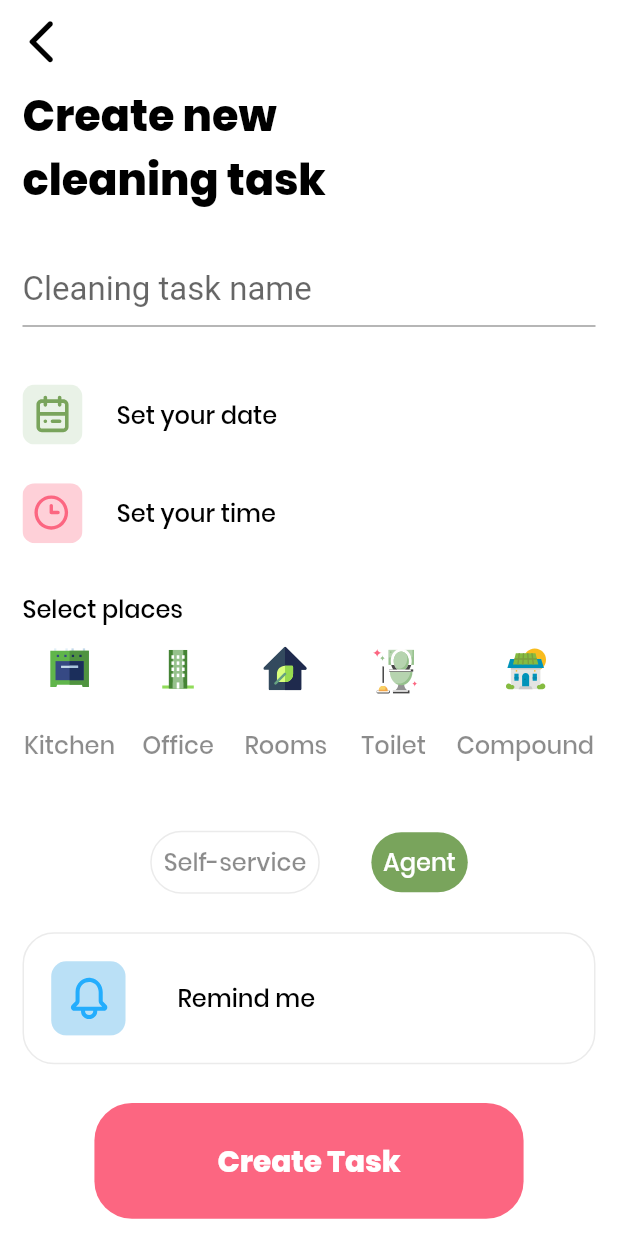
After one commit to teamexceptos/clean-culture-project, a Flutter app: the CreateCleaningActivity screen opened directly, on a phone screen of 412 x 824 dp. The commit adds this screen. Run offline on Flutter 3.47's test engine with Material 2 defaults, Android fonts, the phone set to English and light mode, and no system bars; our stand-ins replace connectivity, flutter_calendar_carousel, flutter_svg, permission_handler; missing offline and left inert: geolocation, page_view_indicator.

Commit message:
ui and assets update, create cleaning task screen added.

```diff
--- a/lib/presentation/screens/home/calendar_screen.dart
+++ b/lib/presentation/screens/home/calendar_screen.dart
@@ -1,8 +1,10 @@
+import 'package:cleancul/presentation/screens/others/create_cleaning_activity.dart';
 import 'package:cleancul/presentation/views/calendar_schedule_view.dart';
 import 'package:cleancul/presentation/widgets/texts.dart';
 import 'package:cleancul/presentation/widgets/x_margin.dart';
 import 'package:cleancul/presentation/widgets/y_margin.dart';
 import 'package:cleancul/utils/assets.dart';
+import 'package:cleancul/utils/navigator.dart';
 import 'package:cleancul/utils/size_config.dart';
 import 'package:flutter/material.dart';
 import 'package:flutter_calendar_carousel/flutter_calendar_carousel.dart' show CalendarCarousel;
@@ -192,7 +194,7 @@ class _CalendarScreenState extends State<CalendarScreen> {
     return new Scaffold(
       floatingActionButton: new FloatingActionButton(
         onPressed: () {
-
+          navigate(context, CreateCleaningActivity());
         },
         child: Icon(
           Icons.add,
--- /dev/null
+++ b/lib/presentation/screens/others/create_cleaning_activity.dart
@@ -0,0 +1,217 @@
+import 'package:cleancul/presentation/screens/onboarding/onboarding_screen.dart';
+import 'package:cleancul/presentation/widgets/button.dart';
+import 'package:cleancul/presentation/widgets/texts.dart';
+import 'package:cleancul/presentation/widgets/x_margin.dart';
+import 'package:cleancul/presentation/widgets/y_margin.dart';
+import 'package:cleancul/utils/assets.dart';
+import 'package:cleancul/utils/navigator.dart';
+import 'package:cleancul/utils/size_config.dart';
+import 'package:flutter/material.dart';
+
+class CreateCleaningActivity extends StatefulWidget {
+  @override
+  _WelcomeScreenState createState() => _WelcomeScreenState();
+}
+
+class _WelcomeScreenState extends State<CreateCleaningActivity> {
+
+  static BoxDecoration solidCont(BuildContext context) => BoxDecoration(
+      color: Theme.of(context).primaryColor,
+      borderRadius: BorderRadius.circular(25.0));
+
+  static BoxDecoration outlinedCont = BoxDecoration(
+      borderRadius: BorderRadius.circular(21),
+      border: Border.all(color: Colors.black.withOpacity(0.08)));
+
+  @override
+  Widget build(BuildContext context) {
+
+    final ThemeData themeData = Theme.of(context);
+    final myController = TextEditingController();
+
+    return Scaffold(
+      appBar: AppBar(
+        elevation: 0,
+        backgroundColor: Colors.white,
+        leading: IconButton(
+            icon: Icon(Icons.arrow_back_ios_rounded, color: Colors.black, size: 35,),
+            onPressed: () {
+              popView(context);
+            }
+        ),
+      ),
+      backgroundColor: Colors.white,
+      body: SingleChildScrollView(
+        child: Container(
+          height: SizeConfig.screenHeightDp,
+          width: SizeConfig.screenWidthDp,
+          child: Padding(
+            padding: const EdgeInsets.symmetric(horizontal: 15),
+            child: Column(
+              crossAxisAlignment: CrossAxisAlignment.start,
+              children: [
+
+                SizedBox(
+                    width: SizeConfig.screenWidthDp - 150,
+                    child: TitleText(text: 'Create new cleaning task', maxLines: 2,)
+                ),
+
+                YMargin(20.0),
+
+                TextFormField(
+                  decoration: InputDecoration(
+                      hintText: 'Cleaning task name',
+                      hintStyle: TextStyle(fontSize: 22)
+                  ),
+                ),
+
+                YMargin(30),
+
+                Row(children: [
+
+                  Container(
+                    height: 40,
+                      width: 40,
+                      child: MkImageAssets.set_date_icon),
+
+                  XMargin(20),
+
+                  NormalText(text: 'Set your date', fontSize: 14,)
+
+                ],),
+
+                YMargin(20),
+
+                Row(children: [
+
+                  Container(
+                      height: 40,
+                      width: 40,
+                      child: MkImageAssets.set_time_icon),
+
+                  XMargin(20),
+
+                  NormalText(text: 'Set your time', fontSize: 14,)
+
+                ],),
+
+                YMargin(25.0),
+
+                NormalText(text: 'Select places', fontSize: 14,),
+
+                YMargin(5.0),
+
+                Row(
+                  mainAxisAlignment: MainAxisAlignment.spaceAround,
+                  children: [
+                  Column(children:[
+                    Container(
+                        height: 60,
+                        width: 60,
+                        child: MkImageAssets.clean_kitchen_icon),
+                    NormalText(text: 'Kitchen', fontSize: 14, textColor: Colors.black45),
+                  ]),
+
+                  XMargin(7),
+
+                  Column(children:[
+                    Container(
+                        height: 60,
+                        width: 60,
+                        child: MkImageAssets.clean_office_icon),
+                    NormalText(text: 'Office', fontSize: 14, textColor: Colors.black45,),
+                  ]),
+
+                    XMargin(7),
+
+                  Column(children:[
+                    Container(
+                        height: 60,
+                        width: 60,
+                        child: MkImageAssets.clean_room_icon),
+                    NormalText(text: 'Rooms', fontSize: 14, textColor: Colors.black45),
+                  ]),
+
+                    XMargin(7),
+
+                  Column(children:[
+                    Container(
+                        height: 60,
+                        width: 60,
+                        child: MkImageAssets.clean_rest_room_icon),
+                    NormalText(text: 'Toilet', fontSize: 14, textColor: Colors.black45),
+                  ]),
+
+                    XMargin(7),
+
+                  Column(children:[
+                    Container(
+                        height: 60,
+                        width: 60,
+                        child: MkImageAssets.clean_compound_icon),
+                    NormalText(text: 'Compound', fontSize: 14, textColor: Colors.black45),
+                  ]),
+                ],),
+
+                YMargin(35.0),
+
+                Row(
+                  mainAxisAlignment: MainAxisAlignment.center,
+                  children: [
+
+                    Container(
+                      decoration: outlinedCont,
+                        child: Padding(
+                          padding: const EdgeInsets.all(8.0),
+                          child: NormalText(text: 'Self-service', fontSize: 14, textColor: Colors.black45),
+                        )),
+
+                    XMargin(30),
+
+                    Container(
+                      decoration: solidCont(context),
+                        child: Padding(
+                          padding: const EdgeInsets.all(8.0),
+                          child: NormalText(text: 'Agent', fontSize: 14, textColor: Colors.white),
+                        )),
+
+                ],),
+
+                YMargin(20.0),
+
+                Container(
+                  decoration: outlinedCont,
+                  child: Padding(
+                    padding: const EdgeInsets.all(18.0),
+                    child: Row(children: [
+                      Container(
+                        height: 50,
+                          width: 50,
+                          child: MkImageAssets.set_reminder_icon),
+                      XMargin(30),
+                      NormalText(text: 'Remind me', fontSize: 14,),
+                    ],),
+                  ),
+                ),
+
+                YMargin(20.0),
+
+                Row(
+                  mainAxisAlignment: MainAxisAlignment.center,
+                  children: [
+                    XButton(
+                        onClick: () {
+                          navigateReplace(context, OnBoardingScreen());
+                        },
+                        text: 'Create Task'
+                    ),
+                  ],
+                )
+              ],
+            ),
+          ),
+        ),
+      ),
+    );
+  }
+}
--- a/lib/utils/assets.dart
+++ b/lib/utils/assets.dart
@@ -25,11 +25,11 @@ mixin MkImageAssets {
   );
 
   static SvgPicture googleIcon = SvgPicture.asset(
-    'assets/images/google_icon.svg', height: 20, width: 20, fit: BoxFit.fill,
+    'assets/images/google_icon.svg', height: 40, width: 40, fit: BoxFit.fill,
   );
 
   static SvgPicture facebookIcon = SvgPicture.asset(
-    'assets/images/facebook_icon.svg', height:20, width: 20, fit: BoxFit.fill,
+    'assets/images/facebook_icon.svg', height:40, width: 40, fit: BoxFit.fill,
   );
 
   static SvgPicture doneIcon = SvgPicture.asset(
@@ -60,6 +60,18 @@ mixin MkImageAssets {
     'assets/images/icon_pending.svg', height:20, width: 20, fit: BoxFit.fill,
   );
 
+  static SvgPicture set_date_icon = SvgPicture.asset(
+    'assets/images/set_date.svg', height: 20, width: 20, fit: BoxFit.fill,
+  );
+
+  static SvgPicture set_time_icon = SvgPicture.asset(
+    'assets/images/set_time.svg', height:20, width: 20, fit: BoxFit.fill,
+  );
+
+  static SvgPicture set_reminder_icon = SvgPicture.asset(
+    'assets/images/set_reminder.svg', height:20, width: 20, fit: BoxFit.fill,
+  );
+
   static SvgPicture permissionImage = SvgPicture.asset(
     'assets/images/permissions.svg', height: 200, width: 200, fit: BoxFit.fill,
   );
```
